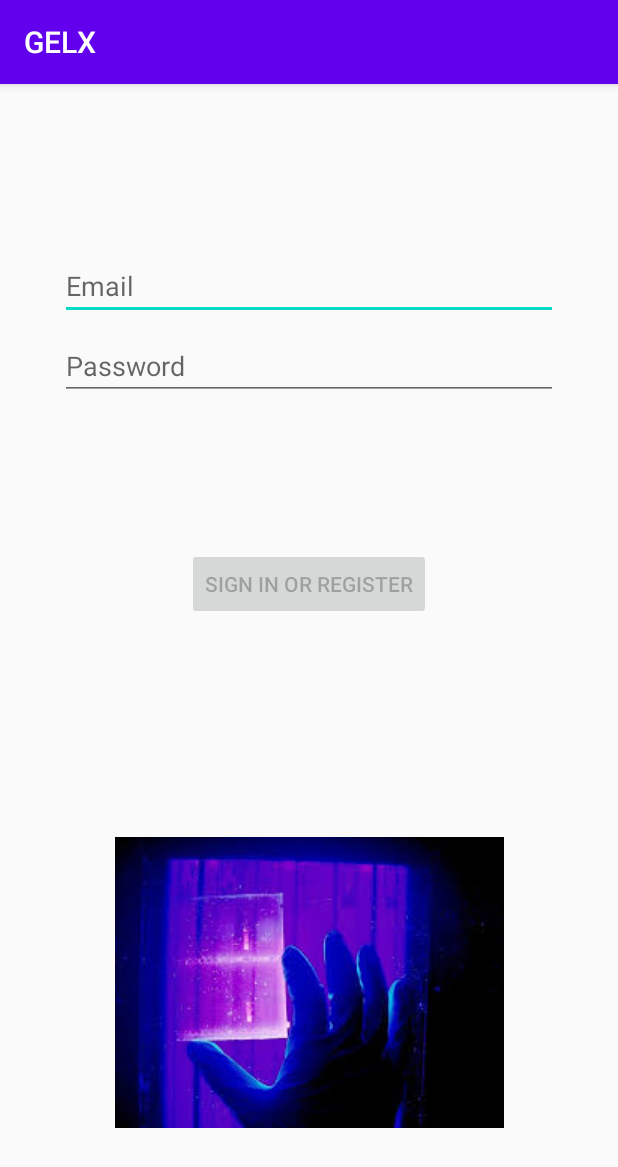
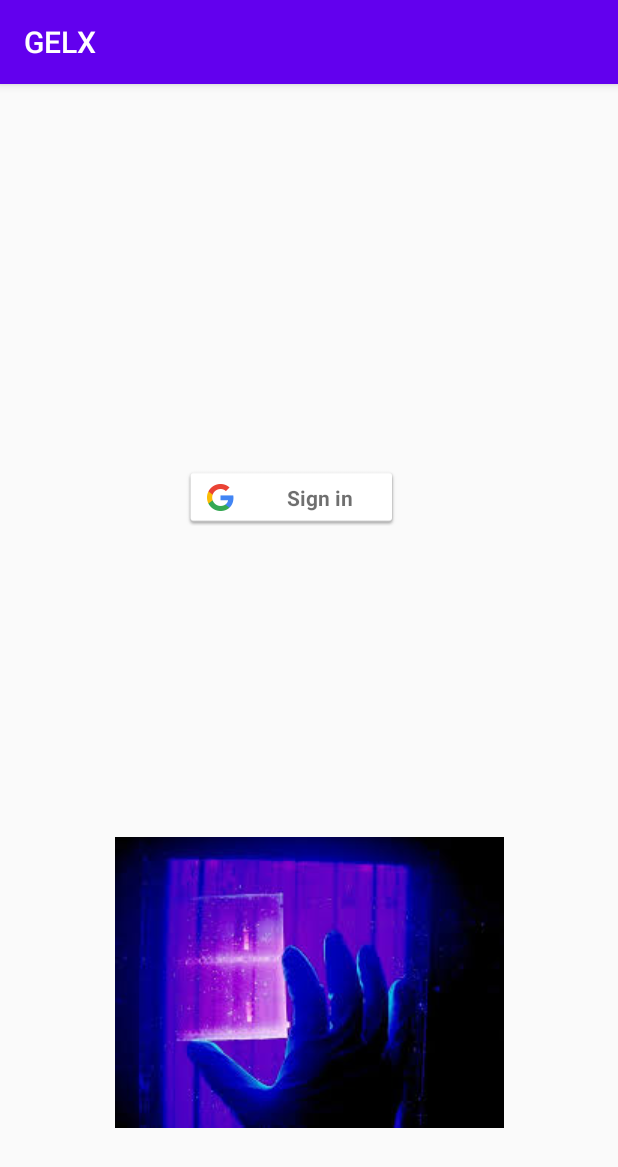
Before and after one commit to udiram/GELX, an Android app: the screen it shows after launch (LoginActivity), on a phone screen of 412 x 824 dp. Shown: the top 1167 px of the screen. Run offline under Robolectric (Android 15) with nearby library versions, the phone set to English and light mode, and no system bars.

Commit message:
Google sign in
google sign in integration, recoginizing already signed in,

bug fixes

```diff
--- a/GELXandroid/app/build.gradle
+++ b/GELXandroid/app/build.gradle
@@ -1,4 +1,5 @@
 apply plugin: 'com.android.application'
+apply plugin: 'com.google.gms.google-services'
 
 android {
     compileSdkVersion 30
@@ -23,6 +24,9 @@ android {
 }
 
 dependencies {
+    implementation 'com.google.firebase:firebase-auth:19.4.0'
+    implementation 'com.google.android.gms:play-services-auth:18.1.0'
+    implementation 'com.google.firebase:firebase-analytics:17.5.0'
     implementation 'com.github.chrisbanes:PhotoView:2.3.0'
     implementation 'com.android.volley:volley:1.1.1'
     implementation 'com.google.android.material:material:1.3.0-alpha01'
--- a/GELXandroid/app/src/main/java/com/gelx/gelx_droid/ui/login/LoginActivity.java
+++ b/GELXandroid/app/src/main/java/com/gelx/gelx_droid/ui/login/LoginActivity.java
@@ -14,6 +14,7 @@ import androidx.appcompat.app.AppCompatActivity;
 
 import android.text.Editable;
 import android.text.TextWatcher;
+import android.util.Log;
 import android.view.KeyEvent;
 import android.view.View;
 import android.view.inputmethod.EditorInfo;
@@ -27,10 +28,18 @@ import com.gelx.gelx_droid.HomeActivity;
 import com.gelx.gelx_droid.R;
 import com.gelx.gelx_droid.ui.login.LoginViewModel;
 import com.gelx.gelx_droid.ui.login.LoginViewModelFactory;
+import com.google.android.gms.auth.api.signin.GoogleSignIn;
+import com.google.android.gms.auth.api.signin.GoogleSignInAccount;
+import com.google.android.gms.auth.api.signin.GoogleSignInClient;
+import com.google.android.gms.auth.api.signin.GoogleSignInOptions;
+import com.google.android.gms.common.SignInButton;
+import com.google.android.gms.common.api.ApiException;
+import com.google.android.gms.tasks.Task;
 
 public class LoginActivity extends AppCompatActivity {
 
     private LoginViewModel loginViewModel;
+    private static int RC_SIGN_IN = 9703;
 
     @Override
     public void onCreate(Bundle savedInstanceState) {
@@ -39,88 +48,68 @@ public class LoginActivity extends AppCompatActivity {
         loginViewModel = ViewModelProviders.of(this, new LoginViewModelFactory())
                 .get(LoginViewModel.class);
 
-        final EditText usernameEditText = findViewById(R.id.username);
-        final EditText passwordEditText = findViewById(R.id.password);
-        final Button loginButton = findViewById(R.id.login);
-        final ProgressBar loadingProgressBar = findViewById(R.id.loading);
+        // Configure sign-in to request the user's ID, email address, and basic
+        // profile. ID and basic profile are included in DEFAULT_SIGN_IN.
+        GoogleSignInOptions gso = new GoogleSignInOptions.Builder(GoogleSignInOptions.DEFAULT_SIGN_IN)
+                .requestEmail()
+                .build();
 
-        loginViewModel.getLoginFormState().observe(this, new Observer<LoginFormState>() {
+        // Build a GoogleSignInClient with the options specified by gso.
+        final GoogleSignInClient mGoogleSignInClient = GoogleSignIn.getClient(this, gso);
+
+        // Check for existing Google Sign In account, if the user is already signed in
+// the GoogleSignInAccount will be non-null.
+        GoogleSignInAccount account = GoogleSignIn.getLastSignedInAccount(this);
+        if (account != null) {
+            Intent success = new Intent(LoginActivity.this, HomeActivity.class);
+            startActivity(success);
+        }
+
+
+        findViewById(R.id.sign_in_button).setOnClickListener(new View.OnClickListener() {
             @Override
-            public void onChanged(@Nullable LoginFormState loginFormState) {
-                if (loginFormState == null) {
-                    return;
-                }
-                loginButton.setEnabled(loginFormState.isDataValid());
-                if (loginFormState.getUsernameError() != null) {
-                    usernameEditText.setError(getString(loginFormState.getUsernameError()));
-                }
-                if (loginFormState.getPasswordError() != null) {
-                    passwordEditText.setError(getString(loginFormState.getPasswordError()));
-                }
+            public void onClick(View view) {
+
+                Intent signInIntent = mGoogleSignInClient.getSignInIntent();
+                startActivityForResult(signInIntent, RC_SIGN_IN);
             }
         });
 
-        loginViewModel.getLoginResult().observe(this, new Observer<LoginResult>() {
-            @Override
-            public void onChanged(@Nullable LoginResult loginResult) {
-                if (loginResult == null) {
-                    return;
-                }
-                loadingProgressBar.setVisibility(View.GONE);
-                if (loginResult.getError() != null) {
-                    showLoginFailed(loginResult.getError());
-                }
-                if (loginResult.getSuccess() != null) {
-                    updateUiWithUser(loginResult.getSuccess());
-                }
-                setResult(Activity.RESULT_OK);
+        // Set the dimensions of the sign-in button.
+        SignInButton signInButton = findViewById(R.id.sign_in_button);
+        signInButton.setSize(SignInButton.SIZE_STANDARD);
 
-                //Complete and destroy login activity once successful
-                Intent success = new Intent(LoginActivity.this, HomeActivity.class);
 
-                startActivity(success);
-            }
-        });
+    }
+    @Override
+    public void onActivityResult(int requestCode, int resultCode, Intent data) {
+        super.onActivityResult(requestCode, resultCode, data);
 
-        TextWatcher afterTextChangedListener = new TextWatcher() {
-            @Override
-            public void beforeTextChanged(CharSequence s, int start, int count, int after) {
-                // ignore
-            }
+        // Result returned from launching the Intent from GoogleSignInClient.getSignInIntent(...);
+        if (requestCode == RC_SIGN_IN) {
+            // The Task returned from this call is always completed, no need to attach
+            // a listener.
+            Task<GoogleSignInAccount> task = GoogleSignIn.getSignedInAccountFromIntent(data);
+            handleSignInResult(task);
+        }
+    }
 
-            @Override
-            public void onTextChanged(CharSequence s, int start, int before, int count) {
-                // ignore
-            }
+    private void handleSignInResult(Task<GoogleSignInAccount> completedTask) {
+        try {
+            GoogleSignInAccount account = completedTask.getResult(ApiException.class);
 
-            @Override
-            public void afterTextChanged(Editable s) {
-                loginViewModel.loginDataChanged(usernameEditText.getText().toString(),
-                        passwordEditText.getText().toString());
-            }
-        };
-        usernameEditText.addTextChangedListener(afterTextChangedListener);
-        passwordEditText.addTextChangedListener(afterTextChangedListener);
-        passwordEditText.setOnEditorActionListener(new TextView.OnEditorActionListener() {
+            // Signed in successfully, show authenticated UI.
+            Intent success = new Intent(LoginActivity.this, HomeActivity.class);
+            startActivity(success);
 
-            @Override
-            public boolean onEditorAction(TextView v, int actionId, KeyEvent event) {
-                if (actionId == EditorInfo.IME_ACTION_DONE) {
-                    loginViewModel.login(usernameEditText.getText().toString(),
-                            passwordEditText.getText().toString());
-                }
-                return false;
-            }
-        });
+        Log.w("Google login successful", "signInResult:account id=" + account.getId() );
+        } catch (ApiException e) {
+            // The ApiException status code indicates the detailed failure reason.
+            // Please refer to the GoogleSignInStatusCodes class reference for more information.
+            Log.w("Google login failure", "signInResult:failed code=" + e.getStatusCode());
 
-        loginButton.setOnClickListener(new View.OnClickListener() {
-            @Override
-            public void onClick(View v) {
-                loadingProgressBar.setVisibility(View.VISIBLE);
-                loginViewModel.login(usernameEditText.getText().toString(),
-                        passwordEditText.getText().toString());
-            }
-        });
+            Toast.makeText(LoginActivity.this, "Login Failed", Toast.LENGTH_SHORT).show();
+        }
     }
 
     private void updateUiWithUser(LoggedInUserView model) {
--- a/GELXandroid/app/src/main/res/layout/activity_login.xml
+++ b/GELXandroid/app/src/main/res/layout/activity_login.xml
@@ -11,68 +11,18 @@
     android:paddingBottom="@dimen/activity_vertical_margin"
     tools:context=".ui.login.LoginActivity">
 
-    <EditText
-        android:id="@+id/username"
-        android:layout_width="0dp"
-        android:layout_height="wrap_content"
-        android:layout_marginStart="24dp"
-        android:layout_marginTop="96dp"
-        android:layout_marginEnd="24dp"
-        android:hint="@string/prompt_email"
-        android:inputType="textEmailAddress"
-        android:selectAllOnFocus="true"
-        app:layout_constraintEnd_toEndOf="parent"
-        app:layout_constraintStart_toStartOf="parent"
-        app:layout_constraintTop_toTopOf="parent" />
 
-    <EditText
-        android:id="@+id/password"
-        android:layout_width="0dp"
-        android:layout_height="wrap_content"
-        android:layout_marginStart="24dp"
-        android:layout_marginTop="8dp"
-        android:layout_marginEnd="24dp"
-        android:hint="@string/prompt_password"
-        android:imeActionLabel="@string/action_sign_in_short"
-        android:imeOptions="actionDone"
-        android:inputType="textPassword"
-        android:selectAllOnFocus="true"
-        app:layout_constraintEnd_toEndOf="parent"
-        app:layout_constraintStart_toStartOf="parent"
-        app:layout_constraintTop_toBottomOf="@+id/username" />
-
-    <Button
-        android:id="@+id/login"
-        android:layout_width="wrap_content"
-        android:layout_height="wrap_content"
-        android:layout_gravity="start"
-        android:layout_marginStart="48dp"
-        android:layout_marginTop="16dp"
-        android:layout_marginEnd="48dp"
-        android:layout_marginBottom="64dp"
-        android:enabled="false"
-        android:text="@string/action_sign_in"
+    <com.google.android.gms.common.SignInButton
+        android:id="@+id/sign_in_button"
+        android:layout_width="143dp"
+        android:layout_height="40dp"
         app:layout_constraintBottom_toBottomOf="parent"
         app:layout_constraintEnd_toEndOf="parent"
+        app:layout_constraintHorizontal_bias="0.451"
         app:layout_constraintStart_toStartOf="parent"
-        app:layout_constraintTop_toBottomOf="@+id/password"
-        app:layout_constraintVertical_bias="0.2" />
+        app:layout_constraintTop_toTopOf="parent"
+        app:layout_constraintVertical_bias="0.344" />
 
-    <ProgressBar
-        android:id="@+id/loading"
-        android:layout_width="wrap_content"
-        android:layout_height="wrap_content"
-        android:layout_gravity="center"
-        android:layout_marginStart="32dp"
-        android:layout_marginTop="64dp"
-        android:layout_marginEnd="32dp"
-        android:layout_marginBottom="64dp"
-        android:visibility="gone"
-        app:layout_constraintBottom_toBottomOf="parent"
-        app:layout_constraintEnd_toEndOf="@+id/password"
-        app:layout_constraintStart_toStartOf="@+id/password"
-        app:layout_constraintTop_toTopOf="parent"
-        app:layout_constraintVertical_bias="0.3" />
 
     <ImageView
         android:id="@+id/imageView2"
--- a/GELXandroid/build.gradle
+++ b/GELXandroid/build.gradle
@@ -6,6 +6,7 @@ buildscript {
     }
     dependencies {
         classpath 'com.android.tools.build:gradle:4.0.0'
+        classpath 'com.google.gms:google-services:4.3.3'
 
         // NOTE: Do not place your application dependencies here; they belong
         // in the individual module build.gradle files
```
Also changed, not shown: GELXandroid/app/src/main/res/layout/fragment_home.xml (+7 -22 lines), GELXandroid/app/src/main/res/drawable/cleardata.png (added), 3 other files.
